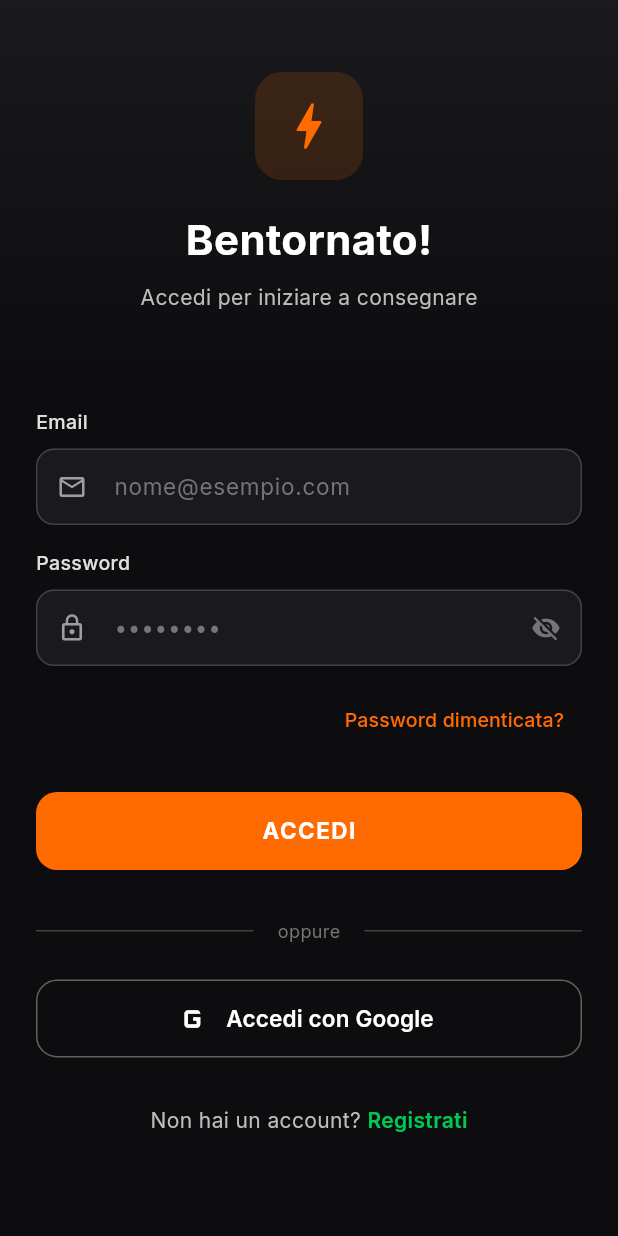
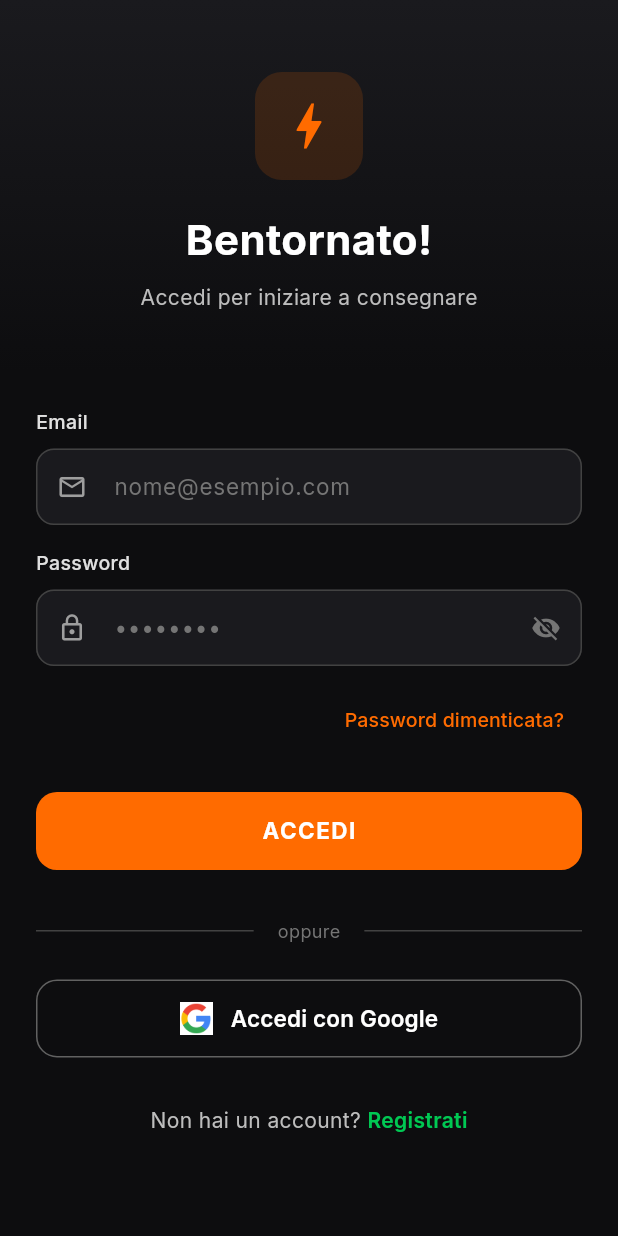
Before and after one commit to creamoj-ai/dloop_rider_prototype, a Flutter app: the screen it shows after launch, after a tap on "Accedi con Google", on a phone screen of 412 x 824 dp. Run offline on Flutter 3.47's test engine with Material 3 defaults, Android fonts, the phone set to English and light mode, and no system bars; our stand-ins replace firebase_core, firebase_messaging, flutter_dotenv, flutter_local_notifications, flutter_map, flutter_riverpod and 7 more; accounts and stored records are empty.

Commit message:
Fix Google Sign-In SHA-1 mismatch, add official Google logo, improve error logging
- Updated google-services.json with correct debug keystore SHA-1
- Replaced generic icon with official Google "G" logo on login button
- Added debug logging to Google Sign-In error handlers
- Executed SQL scripts 17-19 on Supabase (notifications, support, fcm_tokens)

Co-Authored-By: Claude Opus 4.6 <noreply@anthropic.com>

```diff
--- a/lib/screens/auth/login_page.dart
+++ b/lib/screens/auth/login_page.dart
@@ -106,20 +106,24 @@ class _LoginPageState extends ConsumerState<LoginPage> {
         }
       }
     } on GoogleSignInException catch (e) {
+      debugPrint('GoogleSignInException: code=${e.code}, details=$e');
       if (e.code == GoogleSignInExceptionCode.canceled) {
         // User cancelled — do nothing
       } else {
         setState(() {
-          _errorMessage = 'Errore accesso Google. Riprova.';
+          _errorMessage = 'Errore Google: ${e.code}';
         });
       }
     } on AuthException catch (e) {
+      debugPrint('AuthException on Google Sign-In: ${e.message}');
       setState(() {
         _errorMessage = _translateError(e.message);
       });
-    } catch (e) {
+    } catch (e, st) {
+      debugPrint('Google Sign-In error: $e');
+      debugPrint('Stack: $st');
       setState(() {
-        _errorMessage = 'Errore accesso Google. Riprova.';
+        _errorMessage = 'Errore Google: $e';
       });
     } finally {
       if (mounted) {
@@ -608,23 +612,33 @@ class _LoginPageState extends ConsumerState<LoginPage> {
                       // Google Sign-In button
                       SizedBox(
                         height: 52,
-                        child: OutlinedButton.icon(
+                        child: OutlinedButton(
                           onPressed: (_isLoading || _isGoogleLoading) ? null : _handleGoogleSignIn,
-                          icon: _isGoogleLoading
+                          style: OutlinedButton.styleFrom(
+                            side: BorderSide(color: Colors.grey[700]!),
+                            shape: RoundedRectangleBorder(
+                              borderRadius: BorderRadius.circular(14),
+                            ),
+                          ),
+                          child: _isGoogleLoading
                               ? const SizedBox(
-                                  width: 20,
-                                  height: 20,
+                                  width: 22,
+                                  height: 22,
                                   child: CircularProgressIndicator(
                                     strokeWidth: 2,
                                     valueColor: AlwaysStoppedAnimation(Colors.white70),
                                   ),
                                 )
-                              : const Icon(
-                                  Icons.g_mobiledata,
-                                  size: 28,
-                                  color: Colors.white,
+                              : Row(
+                                  mainAxisAlignment: MainAxisAlignment.center,
+                                  children: [
+                                    Image.asset(
+                                      'assets/images/google_logo.png',
+                                      height: 22,
+                                      width: 22,
                                     ),
-                          label: Text(
+                                    const SizedBox(width: 12),
+                                    Text(
                                       'Accedi con Google',
                                       style: GoogleFonts.inter(
                                         fontSize: 15,
@@ -632,11 +646,7 @@ class _LoginPageState extends ConsumerState<LoginPage> {
                                         color: Colors.white,
                                       ),
                                     ),
-                          style: OutlinedButton.styleFrom(
-                            side: BorderSide(color: Colors.grey[700]!),
-                            shape: RoundedRectangleBorder(
-                              borderRadius: BorderRadius.circular(14),
-                            ),
+                                  ],
                                 ),
                         ),
                       ),
--- a/pubspec.yaml
+++ b/pubspec.yaml
@@ -76,6 +76,7 @@ flutter:
   # To add assets to your application, add an assets section, like this:
   assets:
     - .env
+    - assets/images/
 
   # An image asset can refer to one or more resolution-specific "variants", see
   # https://flutter.dev/to/resolution-aware-images
```
Also changed, not shown: assets/images/google_logo.png (added), 1 other file. Lines whose indentation alone changed are shown as unchanged.
